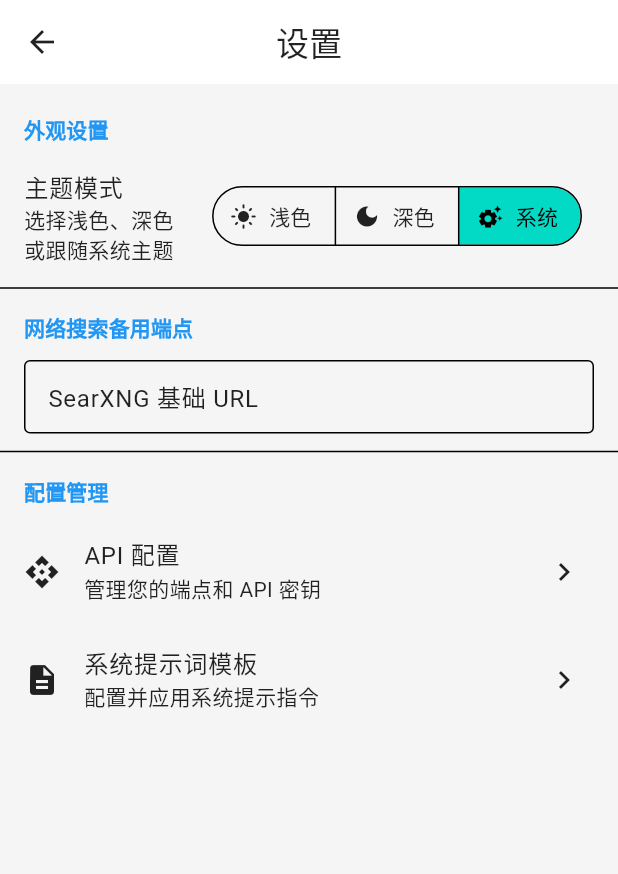
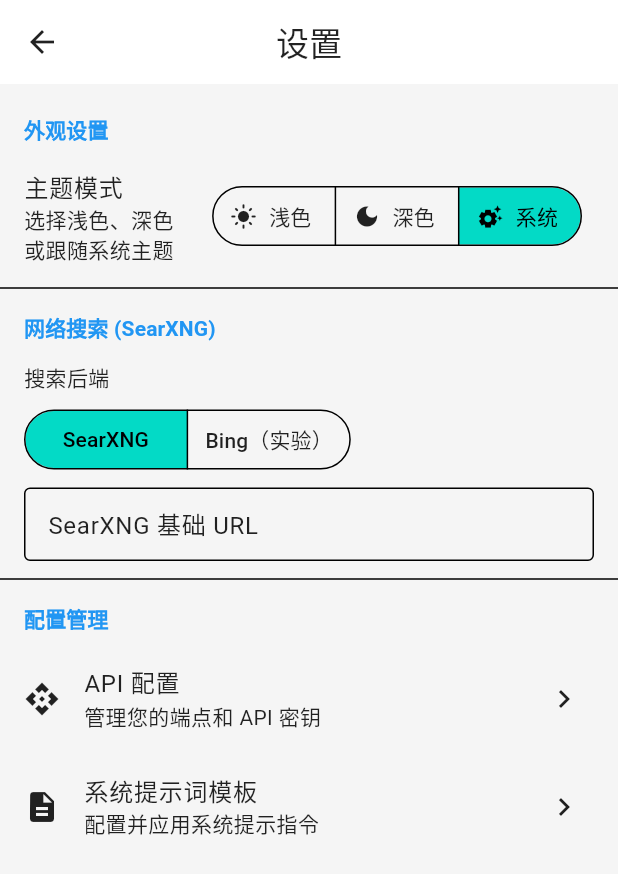
Before and after one commit to naruse-love/chat-app, a Flutter app: the SettingsScreen screen opened by its route, on a phone screen of 412 x 824 dp. Shown: the top 874 px of the screen. Run offline on Flutter 3.47's test engine with Material 3 defaults, Android fonts, the phone set to English and light mode, and no system bars; our stand-ins replace dio, flutter_image_compress, flutter_markdown, flutter_riverpod, flutter_secure_storage, image_picker and 2 more; missing offline and left inert: highlight, markdown; accounts and stored records are empty.

Commit message:
fix: 搜索仅用 SearXNG/实验 Bing，修复编辑崩溃并放开图片发送
- 移除 9Router 内置搜索，仅 SearXNG；设置可选 Bing（实验 HTML 解析）
- 修复编辑消息再发送时 controller dispose 与状态竞态导致的 _dependents 崩溃
- 移除本地 Vision 预检，所有模型可发图，由 API 自行报错

```diff
--- a/lib/providers/settings_provider.dart
+++ b/lib/providers/settings_provider.dart
@@ -10,22 +10,26 @@
   final String searxngUrl;
   final String defaultSystemPrompt;
   final bool enableAutoSearch;
+  final String searchBackend;
 
   AppSettings({
     this.searxngUrl = '',
     this.defaultSystemPrompt = 'You are a helpful assistant.',
     this.enableAutoSearch = true,
+    this.searchBackend = 'searxng',
   });
 
   AppSettings copyWith({
     String? searxngUrl,
     String? defaultSystemPrompt,
     bool? enableAutoSearch,
+    String? searchBackend,
   }) {
     return AppSettings(
       searxngUrl: searxngUrl ?? this.searxngUrl,
       defaultSystemPrompt: defaultSystemPrompt ?? this.defaultSystemPrompt,
       enableAutoSearch: enableAutoSearch ?? this.enableAutoSearch,
+      searchBackend: searchBackend ?? this.searchBackend,
     );
   }
 }
@@ -34,6 +38,7 @@
   static const _searxngKey = 'searxng_url';
   static const _systemPromptKey = 'default_system_prompt';
   static const _autoSearchKey = 'enable_auto_search';
+  static const _searchBackendKey = 'search_backend';
 
   bool isLoaded = false;
 
@@ -49,6 +54,7 @@
         searxngUrl: prefs.getString(_searxngKey) ?? '',
         defaultSystemPrompt: prefs.getString(_systemPromptKey) ?? 'You are a helpful assistant.',
         enableAutoSearch: prefs.getBool(_autoSearchKey) ?? true,
+        searchBackend: prefs.getString(_searchBackendKey) ?? 'searxng',
       );
     } catch (_) {
       isLoaded = true;
@@ -76,6 +82,14 @@
     try {
       final prefs = await SharedPreferences.getInstance();
       await prefs.setBool(_autoSearchKey, enabled);
+    } catch (_) {}
+  }
+
+  Future<void> updateSearchBackend(String backend) async {
+    state = state.copyWith(searchBackend: backend);
+    try {
+      final prefs = await SharedPreferences.getInstance();
+      await prefs.setString(_searchBackendKey, backend);
     } catch (_) {}
   }
 }
--- a/lib/screens/settings_screen.dart
+++ b/lib/screens/settings_screen.dart
@@ -94,17 +94,50 @@
           ),
           const Divider(),
 
-          // SearXNG Search Section
+          // Search Backend Section
           Padding(
             padding: const EdgeInsets.symmetric(horizontal: 16.0, vertical: 8.0),
             child: Text(
-              '网络搜索备用端点',
+              '网络搜索 (SearXNG)',
               style: theme.textTheme.titleSmall?.copyWith(
                 color: theme.colorScheme.primary,
                 fontWeight: FontWeight.bold,
               ),
             ),
           ),
+          Padding(
+            padding: const EdgeInsets.symmetric(horizontal: 16.0, vertical: 4.0),
+            child: Column(
+              crossAxisAlignment: CrossAxisAlignment.start,
+              children: [
+                Text(
+                  '搜索后端',
+                  style: theme.textTheme.bodyMedium?.copyWith(
+                    fontWeight: FontWeight.w500,
+                  ),
+                ),
+                const SizedBox(height: 8),
+                SegmentedButton<String>(
+                  segments: const [
+                    ButtonSegment(
+                      value: 'searxng',
+                      label: Text('SearXNG'),
+                    ),
+                    ButtonSegment(
+                      value: 'bing',
+                      label: Text('Bing（实验）'),
+                    ),
+                  ],
+                  selected: {settings.searchBackend},
+                  onSelectionChanged: (selection) {
+                    notifier.updateSearchBackend(selection.first);
+                  },
+                  showSelectedIcon: false,
+                ),
+              ],
+            ),
+          ),
+          if (settings.searchBackend == 'searxng')
             Padding(
               padding: const EdgeInsets.symmetric(horizontal: 16.0, vertical: 4.0),
               child: Row(
--- a/lib/widgets/markdown_renderer.dart
+++ b/lib/widgets/markdown_renderer.dart
@@ -53,6 +53,7 @@
   }
 
   void _applyThrottle() {
+    if (!mounted) return;
     _isThrottleActive = true;
     setState(() {
       if (_pendingData != null) {
--- a/pubspec.yaml
+++ b/pubspec.yaml
@@ -49,6 +49,7 @@
   url_launcher: ^6.2.0
   path: ^1.9.0
   markdown: ^7.0.0
+  html: ^0.15.4
 
 dev_dependencies:
   flutter_test:
```
Also changed, not shown: lib/providers/chat_provider.dart (+9 -5 lines), lib/screens/home_screen.dart (+13 -12 lines), lib/services/agent_service.dart (+3 -4 lines), lib/services/search_service.dart (+134 -58 lines), lib/widgets/chat_input.dart (+3 -13 lines), pubspec.lock, 5 other files. Lines whose indentation alone changed are shown as unchanged.
